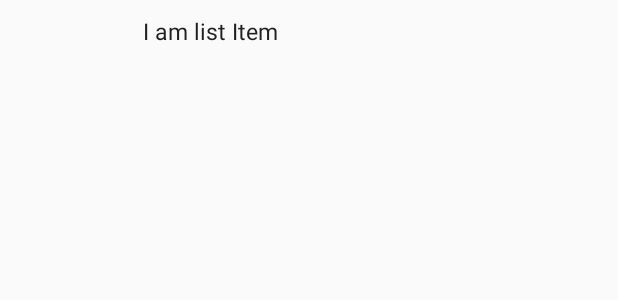
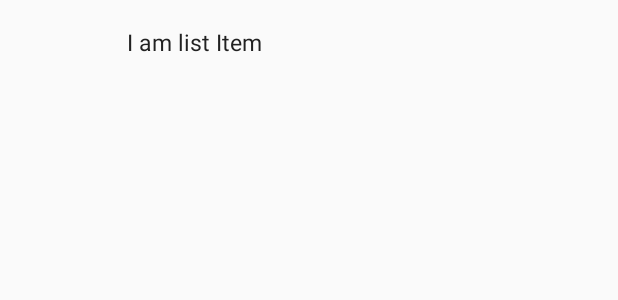
Before and after one commit to mmhumanrights/mmhumanrights, an Android app: the layout drawer_listitem.xml on its own in the app's theme, with its tools: preview values and no code run, on a phone screen of 412 x 824 dp. Shown: the top 300 px of the screen. Run offline under Robolectric (Android 15) with nearby library versions, the phone set to English and light mode, and no system bars.

Commit message:
Drawer List Item added

```diff
--- a/app/src/main/AndroidManifest.xml
+++ b/app/src/main/AndroidManifest.xml
@@ -2,6 +2,8 @@
 <manifest xmlns:android="http://schemas.android.com/apk/res/android"
     package="com.myanmarhumanrights">
     <uses-permission android:name="android.permission.INTERNET" />
+    <uses-permission android:name="android.permission.ACCESS_NETWORK_STATE" />
+
     <application
         android:allowBackup="true"
         android:icon="@mipmap/ic_launcher"
--- a/app/src/main/java/ui/activities/SubmissionActivity.java
+++ b/app/src/main/java/ui/activities/SubmissionActivity.java
@@ -33,7 +33,7 @@ public class SubmissionActivity extends AppCompatActivity {
 
         setContentView(R.layout.activity_submission);
         Toolbar toolbar = (Toolbar) findViewById(R.id.toolbar);
-        toolbar.setTitleTextColor(getResources().getColor(android.R.color.black));
+        toolbar.setTitleTextColor(getResources().getColor(android.R.color.white));
 
         mSharedPreference = new MySharedPreference(this);
 
@@ -49,7 +49,7 @@ public class SubmissionActivity extends AppCompatActivity {
         setSupportActionBar(toolbar);
 
         final Drawable upArrow = getResources().getDrawable(R.drawable.abc_ic_ab_back_mtrl_am_alpha);
-        upArrow.setColorFilter(getResources().getColor(android.R.color.black), PorterDuff.Mode.SRC_ATOP);
+        upArrow.setColorFilter(getResources().getColor(android.R.color.white), PorterDuff.Mode.SRC_ATOP);
         getSupportActionBar().setHomeAsUpIndicator(upArrow);
 
         getSupportActionBar().setDisplayHomeAsUpEnabled(true);
--- a/app/src/main/res/layout/drawer_listitem.xml
+++ b/app/src/main/res/layout/drawer_listitem.xml
@@ -3,13 +3,14 @@
     android:orientation="horizontal" android:layout_width="match_parent"
     android:layout_marginLeft="20dp"
     android:layout_marginRight="20dp"
-    android:layout_marginBottom="5dp"
-    android:layout_height="match_parent">
+    android:paddingBottom="5dp"
+    android:paddingTop="5dp"
+    android:layout_height="wrap_content">
     <ImageView
         android:id="@+id/iv_drawerlist_item"
         android:layout_marginLeft="20dp"
-        android:layout_marginTop="10dp"
-
+        android:layout_marginTop="5dp"
+        android:layout_marginBottom="5dp"
         android:layout_width="35dp"
         android:layout_height="35dp" />
     <TextView
@@ -18,10 +19,13 @@
         android:layout_width="fill_parent"
         style="@style/LIST_ITEM_TEXTVIEW"
         android:text="I am list Item"
-        android:layout_height="35dp"
+        android:layout_height="wrap_content"
 
         android:layout_marginLeft="20dp"
+
         android:layout_alignBottom="@+id/iv_drawerlist_item"
         android:layout_toRightOf="@+id/iv_drawerlist_item"
-        android:layout_toEndOf="@+id/iv_drawerlist_item" />
+        android:layout_toEndOf="@+id/iv_drawerlist_item"
+        android:layout_marginStart="9dp"
+        android:layout_marginBottom="7dp" />
 </RelativeLayout>
--- a/app/src/main/res/values/strings.xml
+++ b/app/src/main/res/values/strings.xml
@@ -19,6 +19,7 @@
         <item>လူ့အခွင့်အရေးကြေငြာစာတမ်း</item>
 
         <item>တိုင်ကြားလွှာပို့ရန်</item>
+        <item>Settings</item>
         <item>ကျွန်ုပ် တို့အကြောင်း</item>
 
     </string-array>
```
Also changed, not shown: app/src/main/java/comm/Com_Utils.java (+7 -9 lines), app/src/main/java/ui/activities/DrawerMainActivity.java (+7 -2 lines), app/src/main/res/drawable/ic_send.png, app/src/main/res/drawable/ic_settings.png (added).
